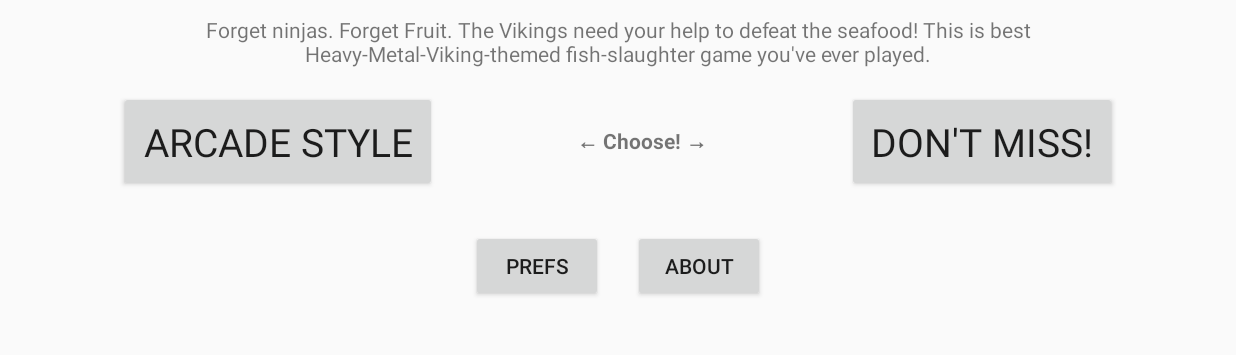
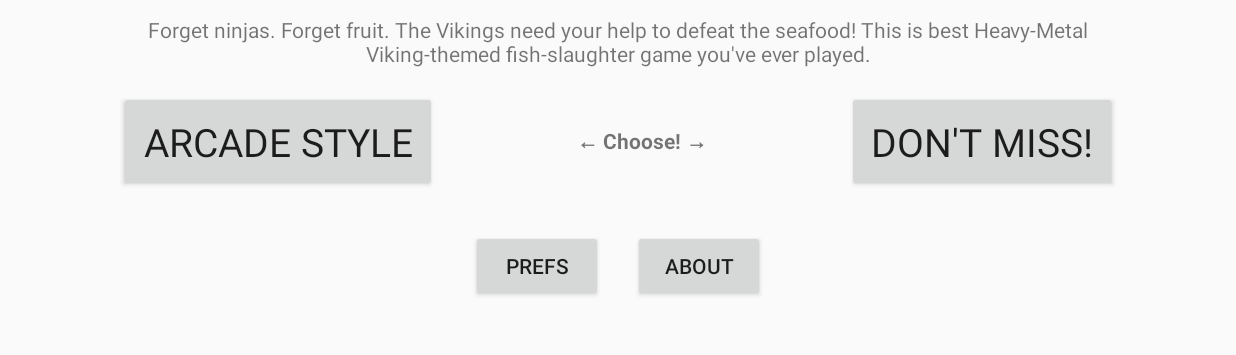
Before and after one commit to quaap/SeafoodBerserker, an Android app: the screen it shows after launch (EntryActivity), on a phone screen of 824 x 412 dp (held sideways), the part 175-530 px from its top. Run offline under Robolectric (Android 15) with nearby library versions, the phone set to English and light mode, and no system bars; pictures from the network do not load.

Commit message:
about, etc

```diff
--- a/app/src/main/java/com/quaap/fishberserker/game/MainFishView.java
+++ b/app/src/main/java/com/quaap/fishberserker/game/MainFishView.java
@@ -48,7 +48,7 @@ public class MainFishView extends SurfaceView implements  SurfaceHolder.Callback
     private static final int MIN_SWIPE = 40;
     private static final int SWIPE_OVERSHOOT = 20;
     private static final int MAX_AXES_REPS = 15;
-    private static final int AXE_TIMEOUT = 3000;
+    private static final int AXE_TIMEOUT = 5000;
 
     private final long STEP = 33; // 1000 ms / ~30 fps  =  33
 
--- a/app/src/main/res/values/strings.xml
+++ b/app/src/main/res/values/strings.xml
@@ -7,7 +7,7 @@
     <string name="don_t_miss">Don\'t Miss!</string>
     <string name="prefs">Prefs</string>
     <string name="volume">Volume</string>
-    <string name="blurb">Forget ninjas. Forget Fruit. The Vikings need your help to defeat the seafood! This is best Heavy-Metal-Viking-themed fish-slaughter game you\'ve ever played.</string>
+    <string name="blurb">Forget ninjas. Forget fruit. The Vikings need your help to defeat the seafood! This is best Heavy-Metal Viking-themed fish-slaughter game you\'ve ever played.</string>
     <string name="close">Close</string>
 
 
```
